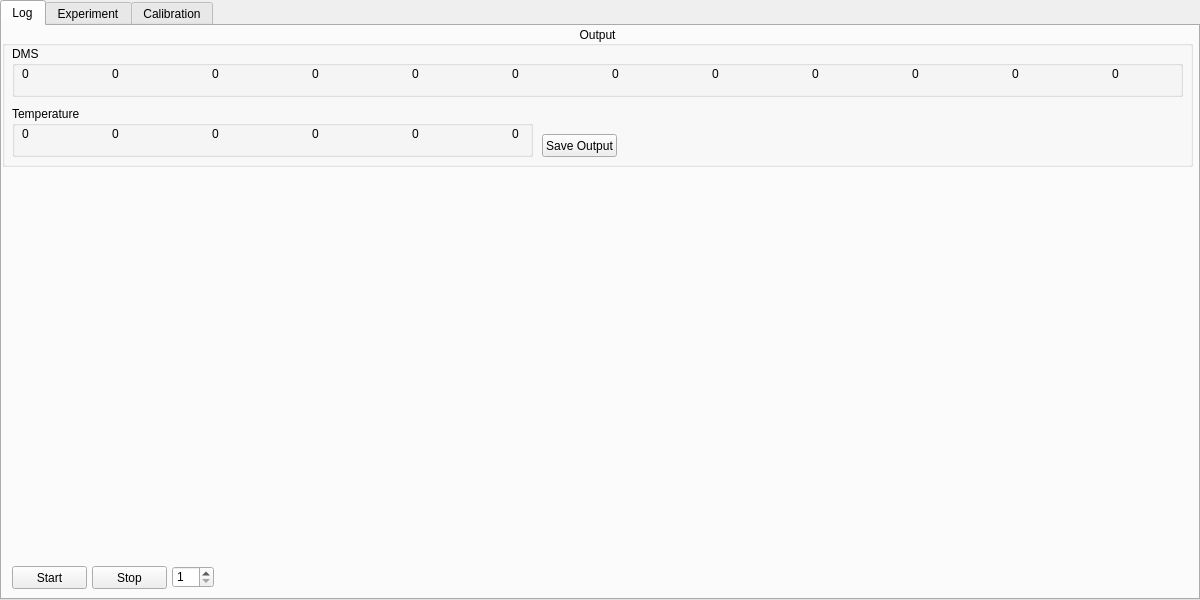
YongSa/pythonHERMESS, file mainwindow.ui: the form before one commit.
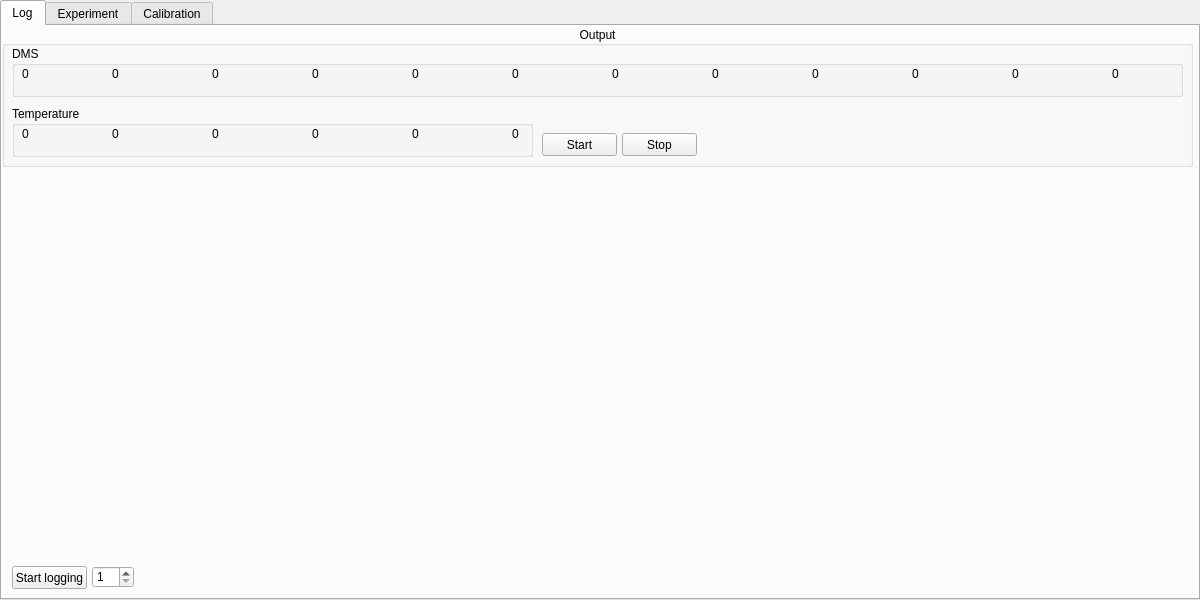
The form after the commit. Icons and pictures are not drawn.

Patch:
```diff
--- a/mainwindow.ui
+++ b/mainwindow.ui
@@ -42,32 +42,6 @@
      <attribute name="title">
       <string>Log</string>
      </attribute>
-     <widget class="QPushButton" name="startButton">
-      <property name="geometry">
-       <rect>
-        <x>10</x>
-        <y>540</y>
-        <width>75</width>
-        <height>23</height>
-       </rect>
-      </property>
-      <property name="text">
-       <string>Start</string>
-      </property>
-     </widget>
-     <widget class="QPushButton" name="stopButton">
-      <property name="geometry">
-       <rect>
-        <x>90</x>
-        <y>540</y>
-        <width>75</width>
-        <height>23</height>
-       </rect>
-      </property>
-      <property name="text">
-       <string>Stop</string>
-      </property>
-     </widget>
      <widget class="QGroupBox" name="outputBox">
       <property name="geometry">
        <rect>
@@ -343,17 +317,30 @@
         </property>
        </widget>
       </widget>
-      <widget class="QPushButton" name="saveButton">
+      <widget class="QPushButton" name="stopButton">
+       <property name="geometry">
+        <rect>
+         <x>620</x>
+         <y>107</y>
+         <width>75</width>
+         <height>23</height>
+        </rect>
+       </property>
+       <property name="text">
+        <string>Stop</string>
+       </property>
+      </widget>
+      <widget class="QPushButton" name="startButton">
        <property name="geometry">
         <rect>
          <x>540</x>
-         <y>108</y>
+         <y>107</y>
          <width>75</width>
          <height>23</height>
         </rect>
        </property>
        <property name="text">
-        <string>Save Output</string>
+        <string>Start</string>
        </property>
       </widget>
      </widget>
@@ -370,7 +357,7 @@
      <widget class="QSpinBox" name="dmsChooser">
       <property name="geometry">
        <rect>
-        <x>170</x>
+        <x>90</x>
         <y>540</y>
         <width>42</width>
         <height>22</height>
@@ -383,6 +370,19 @@
        <number>6</number>
       </property>
      </widget>
+     <widget class="QPushButton" name="logButton">
+      <property name="geometry">
+       <rect>
+        <x>10</x>
+        <y>540</y>
+        <width>75</width>
+        <height>23</height>
+       </rect>
+      </property>
+      <property name="text">
+       <string>Start logging</string>
+      </property>
+     </widget>
     </widget>
     <widget class="QWidget" name="experimentTab">
      <attribute name="title">
```
